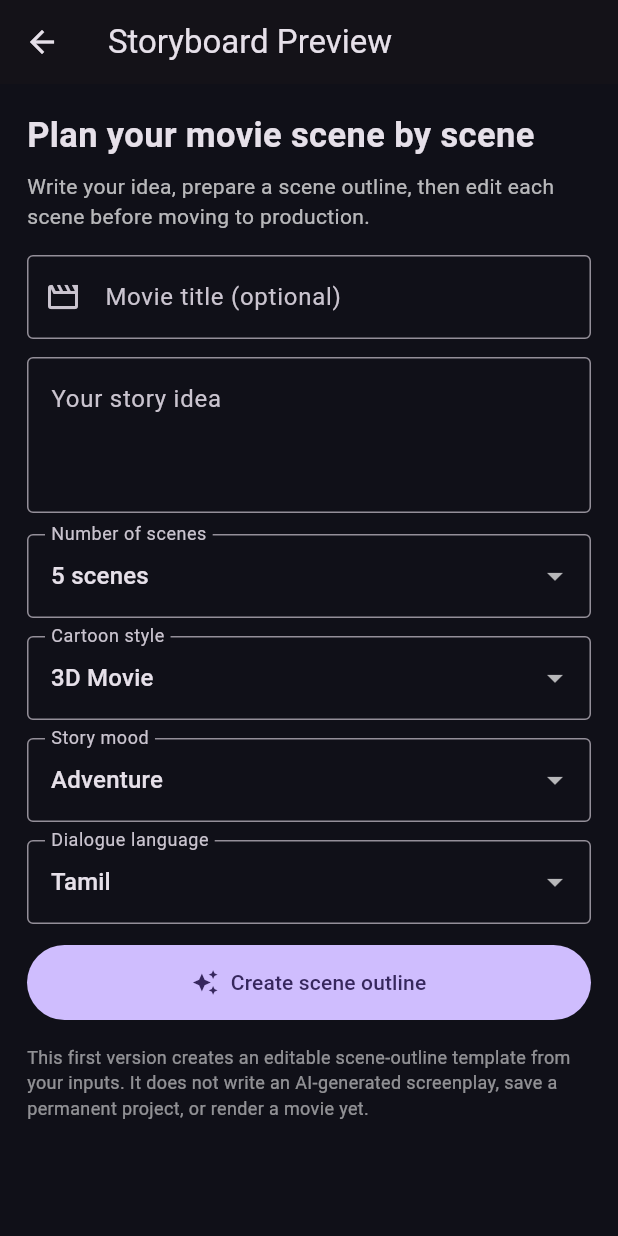
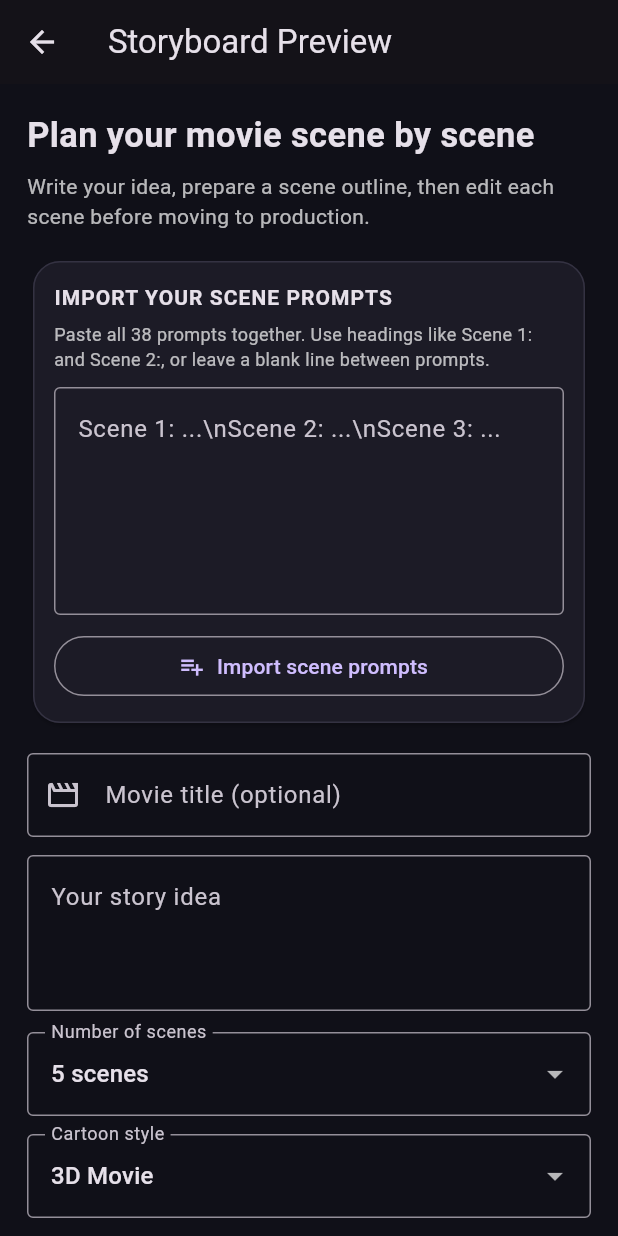
Before and after one commit to Riyaz786ryz/RYZON-AI, a Flutter app: the StoryboardPreviewScreen screen opened directly, on a phone screen of 412 x 824 dp. Run offline on Flutter 3.47's test engine with Material 3 defaults, Android fonts, the phone set to English and light mode, and no system bars; our stand-ins replace firebase_auth, firebase_core, google_sign_in, image_picker, share_plus, shared_preferences; missing offline and left inert: ffmpeg_kit_flutter_new, google_mlkit_face_detection, video_trimmer; accounts and stored records are empty.

Commit message:
Add bulk import for multi-scene movie prompts

```diff
--- a/android-app/lib/main.dart
+++ b/android-app/lib/main.dart
@@ -2018,6 +2018,7 @@ class StoryboardPreviewScreen extends StatefulWidget {
 class _StoryboardPreviewScreenState extends State<StoryboardPreviewScreen> {
   final TextEditingController _movieTitle = TextEditingController();
   final TextEditingController _storyPrompt = TextEditingController();
+  final TextEditingController _bulkScenePrompts = TextEditingController();
   final List<StoryboardScene> _scenes = [];
   int _sceneCount = 5;
   String _style = '3D Movie';
@@ -2036,6 +2037,67 @@ class _StoryboardPreviewScreenState extends State<StoryboardPreviewScreen> {
     'Tracking shot',
     'Aerial view',
   ];
+
+  void _importScenePrompts() {
+    final raw = _bulkScenePrompts.text.trim();
+    if (raw.isEmpty) {
+      ScaffoldMessenger.of(context).showSnackBar(
+        const SnackBar(content: Text('Paste your scene prompts first.')),
+      );
+      return;
+    }
+
+    final headerPattern = RegExp(
+      r'^\\s*(?:scene|shot)\\s*\\d+\\s*[:.)-]\\s*',
+      caseSensitive: false,
+      multiLine: true,
+    );
+    final matches = headerPattern.allMatches(raw).toList();
+    final prompts = <String>[];
+
+    if (matches.isNotEmpty) {
+      for (var i = 0; i < matches.length; i++) {
+        final start = matches[i].end;
+        final end = i + 1 < matches.length ? matches[i + 1].start : raw.length;
+        final prompt = raw.substring(start, end).trim();
+        if (prompt.isNotEmpty) prompts.add(prompt);
+      }
+    } else {
+      prompts.addAll(
+        raw.split(RegExp(r'\\n\\s*\\n+'))
+            .map((part) => part.trim())
+            .where((part) => part.isNotEmpty),
+      );
+    }
+
+    if (prompts.isEmpty) {
+      ScaffoldMessenger.of(context).showSnackBar(
+        const SnackBar(content: Text('No scene prompts were detected. Separate prompts with blank lines or use Scene 1: headers.')),
+      );
+      return;
+    }
+
+    setState(() {
+      _scenes
+        ..clear()
+        ..addAll(List<StoryboardScene>.generate(
+          prompts.length,
+          (index) => StoryboardScene(
+            title: 'Scene ${index + 1}',
+            setting: 'Imported from your prompt',
+            action: prompts[index],
+            dialogue: 'Add dialogue for this scene if needed.',
+            camera: _cameraShots[index % _cameraShots.length],
+          ),
+        ));
+      _sceneCount = prompts.length;
+      _draftCreated = true;
+    });
+
+    ScaffoldMessenger.of(context).showSnackBar(
+      SnackBar(content: Text('${prompts.length} scene prompt(s) imported. Review each scene below.')),
+    );
+  }
 
   void _createOutline() {
     if (_storyPrompt.text.trim().isEmpty) {
@@ -2113,6 +2175,7 @@ class _StoryboardPreviewScreenState extends State<StoryboardPreviewScreen> {
   void dispose() {
     _movieTitle.dispose();
     _storyPrompt.dispose();
+    _bulkScenePrompts.dispose();
     super.dispose();
   }
 
@@ -2130,6 +2193,46 @@ class _StoryboardPreviewScreenState extends State<StoryboardPreviewScreen> {
             const Text(
               'Write your idea, prepare a scene outline, then edit each scene before moving to production.',
               style: TextStyle(color: Colors.white70, height: 1.4),
+            ),
+            const SizedBox(height: 16),
+            Card(
+              child: Padding(
+                padding: const EdgeInsets.all(14),
+                child: Column(
+                  crossAxisAlignment: CrossAxisAlignment.start,
+                  children: [
+                    const Text(
+                      'IMPORT YOUR SCENE PROMPTS',
+                      style: TextStyle(fontWeight: FontWeight.bold, letterSpacing: 0.7),
+                    ),
+                    const SizedBox(height: 6),
+                    const Text(
+                      'Paste all 38 prompts together. Use headings like Scene 1: and Scene 2:, or leave a blank line between prompts.',
+                      style: TextStyle(color: Colors.white70, fontSize: 12, height: 1.4),
+                    ),
+                    const SizedBox(height: 10),
+                    TextField(
+                      controller: _bulkScenePrompts,
+                      minLines: 5,
+                      maxLines: 12,
+                      decoration: const InputDecoration(
+                        hintText: 'Scene 1: ...\\nScene 2: ...\\nScene 3: ...',
+                        border: OutlineInputBorder(),
+                        alignLabelWithHint: true,
+                      ),
+                    ),
+                    const SizedBox(height: 10),
+                    SizedBox(
+                      width: double.infinity,
+                      child: OutlinedButton.icon(
+                        onPressed: _importScenePrompts,
+                        icon: const Icon(Icons.playlist_add),
+                        label: const Text('Import scene prompts'),
+                      ),
+                    ),
+                  ],
+                ),
+              ),
             ),
             const SizedBox(height: 16),
             TextField(
```
